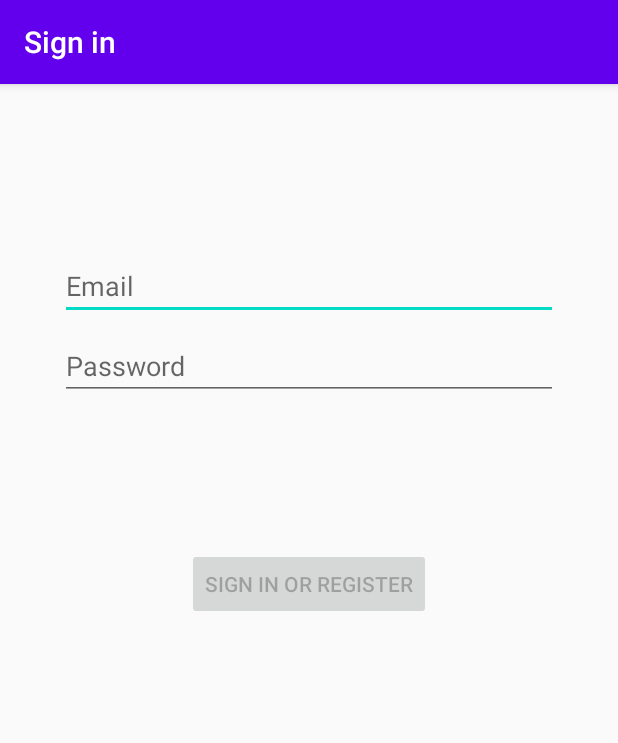
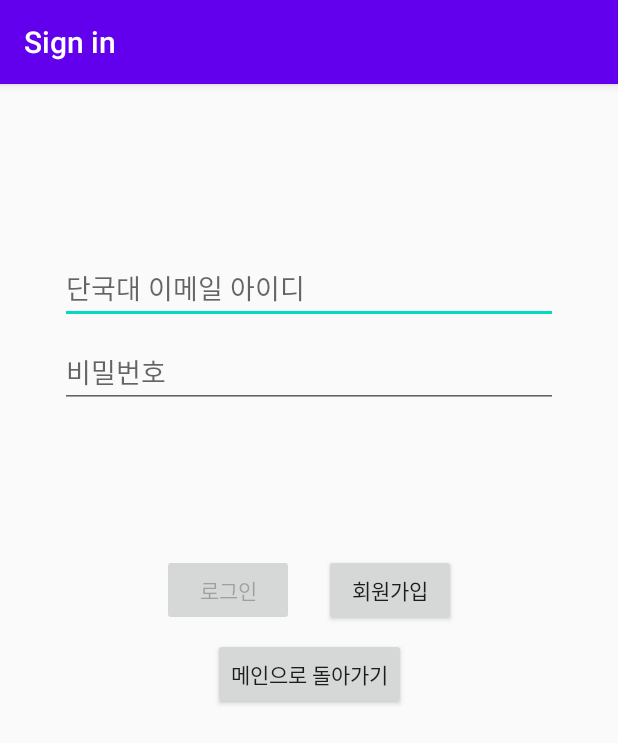
Before and after one commit to jiwon0297/Android, an Android app: the LoginActivity screen opened directly, with no data from a screen before it, on a phone screen of 412 x 824 dp. Shown: the top 743 px of the screen. Run offline under Robolectric (Android 15) with nearby library versions, the light colour scheme and no system bars.

Commit message:
로그인/회원가입 ui

```diff
--- a/app/src/main/AndroidManifest.xml
+++ b/app/src/main/AndroidManifest.xml
@@ -9,9 +9,10 @@
         android:roundIcon="@mipmap/ic_launcher_round"
         android:supportsRtl="true"
         android:theme="@style/AppTheme">
+        <activity android:name=".JoinActivity"></activity>
         <activity
             android:name=".ui.login.LoginActivity"
-            android:label="@string/title_activity_login"></activity>
+            android:label="@string/title_activity_login" />
         <activity android:name=".MainActivity">
             <intent-filter>
                 <action android:name="android.intent.action.MAIN" />
--- a/app/src/main/java/com/example/myapplication/ui/login/LoginActivity.java
+++ b/app/src/main/java/com/example/myapplication/ui/login/LoginActivity.java
@@ -5,6 +5,7 @@ import android.app.Activity;
 import androidx.lifecycle.Observer;
 import androidx.lifecycle.ViewModelProviders;
 
+import android.content.Intent;
 import android.os.Bundle;
 
 import androidx.annotation.Nullable;
@@ -13,6 +14,7 @@ import androidx.appcompat.app.AppCompatActivity;
 
 import android.text.Editable;
 import android.text.TextWatcher;
+import android.util.Log;
 import android.view.KeyEvent;
 import android.view.View;
 import android.view.inputmethod.EditorInfo;
@@ -22,6 +24,8 @@ import android.widget.ProgressBar;
 import android.widget.TextView;
 import android.widget.Toast;
 
+import com.example.myapplication.JoinActivity;
+import com.example.myapplication.MainActivity;
 import com.example.myapplication.R;
 import com.example.myapplication.ui.login.LoginViewModel;
 import com.example.myapplication.ui.login.LoginViewModelFactory;
@@ -39,7 +43,9 @@ public class LoginActivity extends AppCompatActivity {
 
         final EditText usernameEditText = findViewById(R.id.username);
         final EditText passwordEditText = findViewById(R.id.password);
-        final Button loginButton = findViewById(R.id.login);
+        final Button loginButton = findViewById(R.id.signin);
+        final Button registerButton = findViewById(R.id.register);
+        final Button cancleButton = findViewById(R.id.cancle);
         final ProgressBar loadingProgressBar = findViewById(R.id.loading);
 
         loginViewModel.getLoginFormState().observe(this, new Observer<LoginFormState>() {
@@ -117,6 +123,22 @@ public class LoginActivity extends AppCompatActivity {
                         passwordEditText.getText().toString());
             }
         });
+
+        registerButton.setOnClickListener(new View.OnClickListener() {
+            @Override
+            public void onClick(View v){
+                Intent registerIntent = new Intent(LoginActivity.this, JoinActivity.class);
+                LoginActivity.this.startActivity(registerIntent);
+            }
+        });
+
+        cancleButton.setOnClickListener(new View.OnClickListener() {
+            @Override
+            public void onClick(View v){
+                Intent registerIntent = new Intent(LoginActivity.this, MainActivity.class);
+                LoginActivity.this.startActivity(registerIntent);
+            }
+        });
     }
 
     private void updateUiWithUser(LoggedInUserView model) {
--- a/app/src/main/res/layout/activity_login.xml
+++ b/app/src/main/res/layout/activity_login.xml
@@ -19,7 +19,7 @@
         android:layout_marginTop="96dp"
         android:layout_marginEnd="24dp"
 
-        android:hint="@string/prompt_email"
+        android:hint="단국대 이메일 아이디"
         android:inputType="textEmailAddress"
         android:selectAllOnFocus="true"
         app:layout_constraintEnd_toEndOf="parent"
@@ -34,7 +34,7 @@
         android:layout_marginTop="8dp"
         android:layout_marginEnd="24dp"
 
-        android:hint="@string/prompt_password"
+        android:hint="비밀번호"
         android:imeActionLabel="@string/action_sign_in_short"
         android:imeOptions="actionDone"
         android:inputType="textPassword"
@@ -44,21 +44,52 @@
         app:layout_constraintTop_toBottomOf="@+id/username" />
 
     <Button
-        android:id="@+id/login"
+        android:id="@+id/signin"
         android:layout_width="wrap_content"
         android:layout_height="wrap_content"
         android:layout_gravity="start"
-        android:layout_marginStart="48dp"
+        android:layout_marginStart="12dp"
         android:layout_marginTop="16dp"
-        android:layout_marginEnd="48dp"
+        android:layout_marginEnd="120dp"
         android:layout_marginBottom="64dp"
         android:enabled="false"
-        android:text="@string/action_sign_in"
+        android:text="로그인"
         app:layout_constraintBottom_toBottomOf="parent"
         app:layout_constraintEnd_toEndOf="parent"
         app:layout_constraintStart_toStartOf="parent"
         app:layout_constraintTop_toBottomOf="@+id/password"
         app:layout_constraintVertical_bias="0.2" />
+
+    <Button
+        android:id="@+id/register"
+        android:layout_width="wrap_content"
+        android:layout_height="wrap_content"
+        android:layout_gravity="start"
+        android:layout_marginStart="120dp"
+        android:layout_marginTop="16dp"
+        android:layout_marginEnd="12dp"
+        android:layout_marginBottom="64dp"
+        android:enabled="true"
+        android:text="회원가입"
+        app:layout_constraintBottom_toBottomOf="parent"
+        app:layout_constraintEnd_toEndOf="parent"
+        app:layout_constraintStart_toStartOf="parent"
+        app:layout_constraintTop_toBottomOf="@+id/password"
+        app:layout_constraintVertical_bias="0.2" />
+
+    <Button
+        android:id="@+id/cancle"
+        android:layout_width="wrap_content"
+        android:layout_height="wrap_content"
+        android:layout_gravity="start"
+        android:layout_marginStart="24dp"
+        android:layout_marginTop="8dp"
+        android:layout_marginEnd="24dp"
+        android:enabled="true"
+        android:text="메인으로 돌아가기"
+        app:layout_constraintEnd_toEndOf="parent"
+        app:layout_constraintStart_toStartOf="parent"
+        app:layout_constraintTop_toBottomOf="@+id/register"/>
 
     <ProgressBar
         android:id="@+id/loading"
```
Also changed, not shown: app/src/main/java/com/example/myapplication/JoinActivity.java (added, +56 -0 lines), app/src/main/res/layout/activity_join.xml (added, +167 -0 lines).
